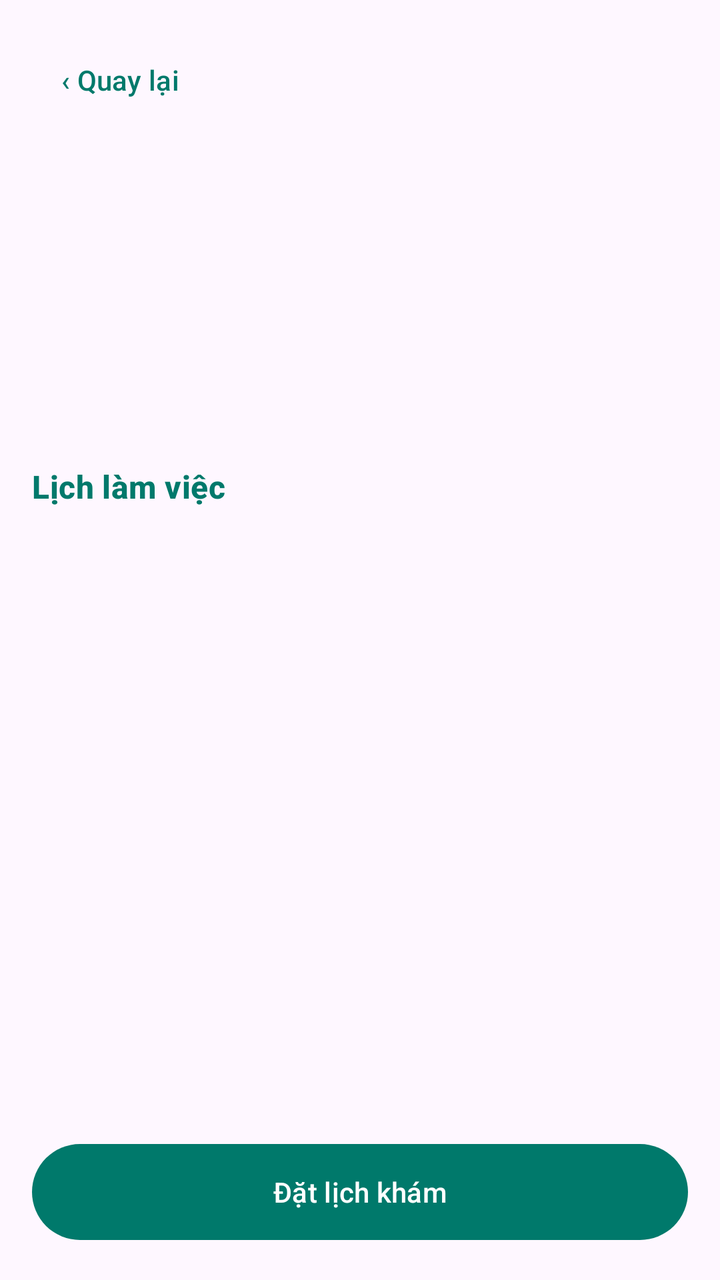
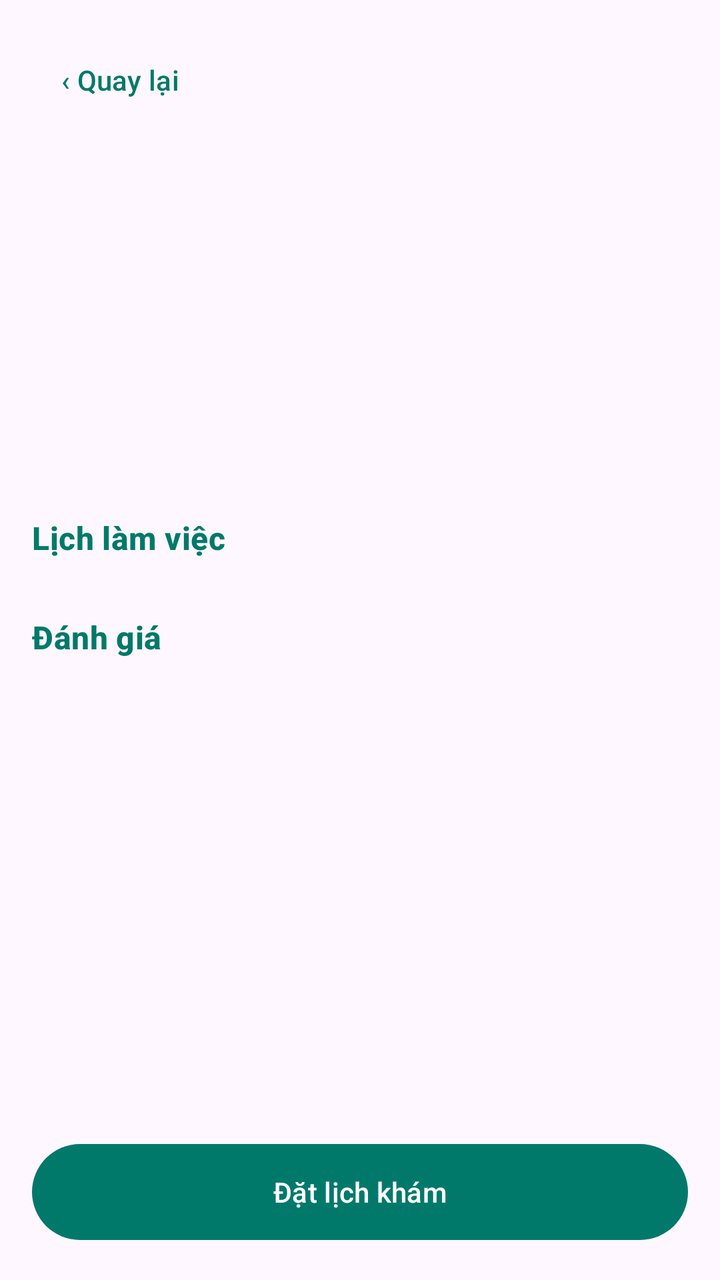

Before-and-after screenshots of an Android layout around one commit, followed by the original layout XML and the change that was made.
<!-- AndroidManifest.xml: application theme Theme.HealthAppointment -->
<!-- res/layout/fragment_doctor_detail.xml -->
<?xml version="1.0" encoding="utf-8"?>
<LinearLayout xmlns:android="http://schemas.android.com/apk/res/android"
    android:layout_width="match_parent"
    android:layout_height="match_parent"
    android:orientation="vertical"
    android:padding="16dp">

    <com.google.android.material.button.MaterialButton
        android:id="@+id/btnBack"
        style="@style/Widget.Material3.Button.TextButton"
        android:layout_width="wrap_content"
        android:layout_height="wrap_content"
        android:text="‹ Quay lại" />

    <ScrollView
        android:layout_width="match_parent"
        android:layout_height="0dp"
        android:layout_weight="1"
        android:fillViewport="true">

        <LinearLayout
            android:layout_width="match_parent"
            android:layout_height="wrap_content"
            android:orientation="vertical">

            <TextView
                android:id="@+id/tvName"
                android:layout_width="match_parent"
                android:layout_height="wrap_content"
                android:textAppearance="?attr/textAppearanceHeadlineSmall"
                android:textColor="?attr/colorPrimary"
                android:textStyle="bold" />

            <TextView
                android:id="@+id/tvSpecialization"
                android:layout_width="match_parent"
                android:layout_height="wrap_content"
                android:layout_marginTop="8dp"
                android:textAppearance="?attr/textAppearanceBodyLarge" />

            <TextView
                android:id="@+id/tvExperience"
                android:layout_width="match_parent"
                android:layout_height="wrap_content"
                android:layout_marginTop="4dp"
                android:textAppearance="?attr/textAppearanceBodyLarge" />

            <TextView
                android:id="@+id/tvPhone"
                android:layout_width="match_parent"
                android:layout_height="wrap_content"
                android:layout_marginTop="4dp"
                android:textAppearance="?attr/textAppearanceBodyLarge" />

            <TextView
                android:id="@+id/tvDescription"
                android:layout_width="match_parent"
                android:layout_height="wrap_content"
                android:layout_marginTop="12dp"
                android:textAppearance="?attr/textAppearanceBodyMedium" />

            <TextView
                android:layout_width="match_parent"
                android:layout_height="wrap_content"
                android:layout_marginTop="24dp"
                android:text="Lịch làm việc"
                android:textAppearance="?attr/textAppearanceTitleMedium"
                android:textColor="?attr/colorPrimary"
                android:textStyle="bold" />

            <TextView
                android:id="@+id/tvNoSchedule"
                android:layout_width="match_parent"
                android:layout_height="wrap_content"
                android:layout_marginTop="8dp"
                android:text="Bác sĩ chưa có lịch làm việc"
                android:visibility="gone" />

            <LinearLayout
                android:id="@+id/scheduleContainer"
                android:layout_width="match_parent"
                android:layout_height="wrap_content"
                android:layout_marginTop="4dp"
                android:orientation="vertical" />
        </LinearLayout>
    </ScrollView>

    <com.google.android.material.button.MaterialButton
        android:id="@+id/btnBook"
        android:layout_width="match_parent"
        android:layout_height="56dp"
        android:layout_marginTop="12dp"
        android:text="Đặt lịch khám" />
</LinearLayout>
<!-- resources referenced by this layout -->
<resources>
  <style name="Theme.HealthAppointment" parent="Base.Theme.HealthAppointment" />
  <style name="Base.Theme.HealthAppointment" parent="Theme.Material3.Light.NoActionBar">
          <item name="colorPrimary">#00796B</item>
          <item name="colorOnPrimary">#FFFFFF</item>
          <item name="colorSecondary">#26A69A</item>
      </style>
</resources>

<!-- the commit's change to res/layout/fragment_doctor_detail.xml (unified diff, before → after) -->
@@ -29,6 +29,15 @@
                 android:layout_height="wrap_content"
                 android:textAppearance="?attr/textAppearanceHeadlineSmall"
                 android:textColor="?attr/colorPrimary"
+                android:textStyle="bold" />
+
+            <TextView
+                android:id="@+id/tvRatingSummary"
+                android:layout_width="match_parent"
+                android:layout_height="wrap_content"
+                android:layout_marginTop="4dp"
+                android:textColor="#F9A825"
+                android:textSize="16sp"
                 android:textStyle="bold" />
 
             <TextView
@@ -82,6 +91,30 @@
                 android:layout_height="wrap_content"
                 android:layout_marginTop="4dp"
                 android:orientation="vertical" />
+
+            <TextView
+                android:layout_width="match_parent"
+                android:layout_height="wrap_content"
+                android:layout_marginTop="24dp"
+                android:text="Đánh giá"
+                android:textAppearance="?attr/textAppearanceTitleMedium"
+                android:textColor="?attr/colorPrimary"
+                android:textStyle="bold" />
+
+            <TextView
+                android:id="@+id/tvNoReview"
+                android:layout_width="match_parent"
+                android:layout_height="wrap_content"
+                android:layout_marginTop="8dp"
+                android:text="Chưa có đánh giá nào"
+                android:visibility="gone" />
+
+            <LinearLayout
+                android:id="@+id/reviewContainer"
+                android:layout_width="match_parent"
+                android:layout_height="wrap_content"
+                android:layout_marginTop="4dp"
+                android:orientation="vertical" />
         </LinearLayout>
     </ScrollView>
 
